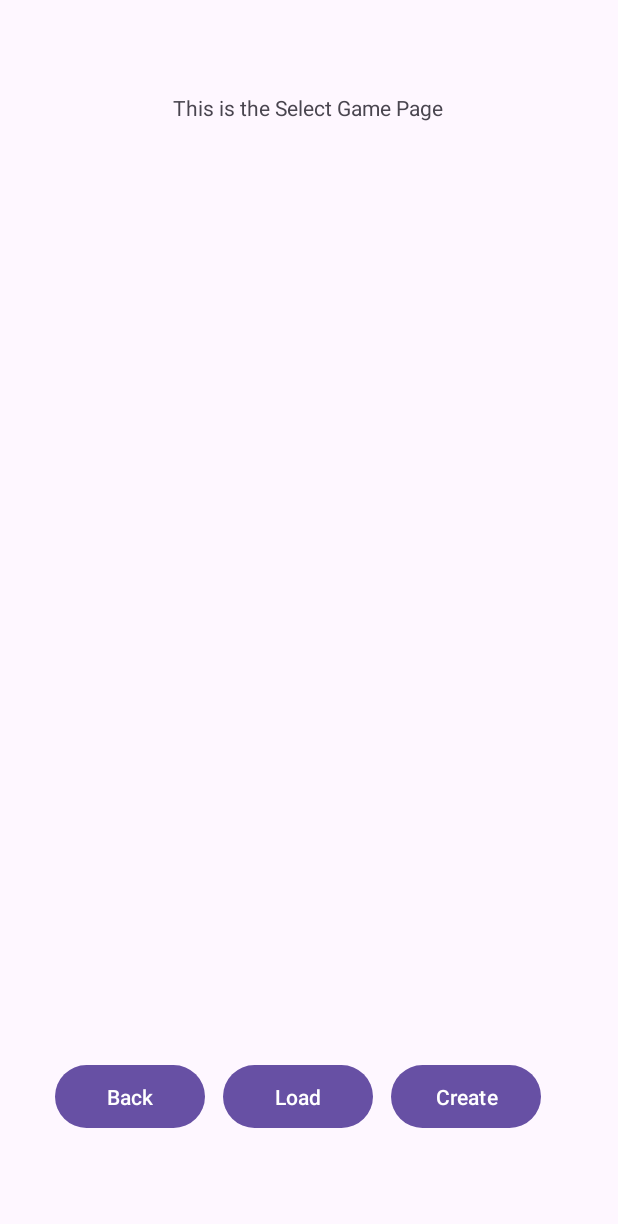
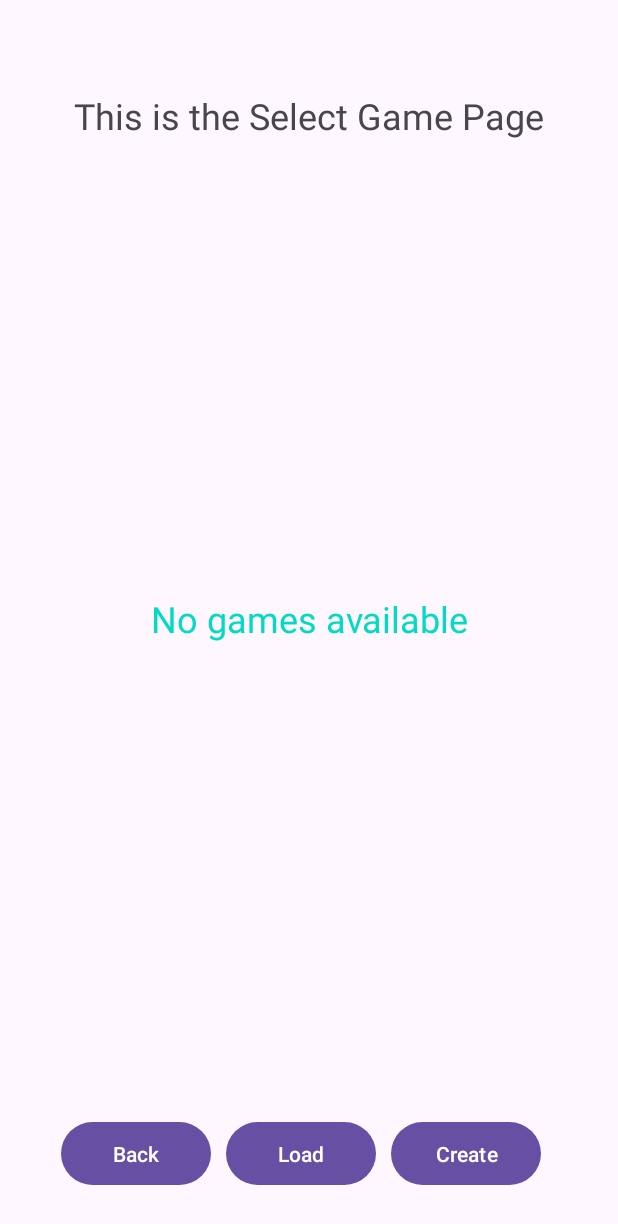
Before and after one commit to luk-ryan/big2, an Android app: the SelectGameActivity screen opened directly, with no data from a screen before it, on a phone screen of 412 x 824 dp. Shown: the top 1224 px of the screen. Run offline under Robolectric (Android 15) with nearby library versions, the phone set to English and light mode, and no system bars; our stand-ins replace Room's generated code.

Commit message:
Added recyclerview for games under the SelectGameActivity

```diff
--- a/app/src/main/java/com/example/big2/ui/activity/MainActivity.java
+++ b/app/src/main/java/com/example/big2/ui/activity/MainActivity.java
@@ -16,7 +16,7 @@ public class MainActivity extends AppCompatActivity {
         super.onCreate(savedInstanceState);
         setContentView(R.layout.activity_main);
 
-        // Initialize buttons
+        // Initialize Views
         btnPlayGame = findViewById(R.id.btnPlayGame);
         btnRules = findViewById(R.id.btnRules);
         btnExit = findViewById(R.id.btnExit);
--- a/app/src/main/java/com/example/big2/ui/activity/RulesActivity.java
+++ b/app/src/main/java/com/example/big2/ui/activity/RulesActivity.java
@@ -16,6 +16,7 @@ public class RulesActivity extends AppCompatActivity {
         super.onCreate(savedInstanceState);
         setContentView(R.layout.rules);
 
+        // Back button closes activity and sends user back to main menu
         btnBack = findViewById(R.id.btnBack);
         btnBack.setOnClickListener(v -> finish());
     }
--- a/app/src/main/java/com/example/big2/ui/activity/SelectGameActivity.java
+++ b/app/src/main/java/com/example/big2/ui/activity/SelectGameActivity.java
@@ -1,22 +1,64 @@
 package com.example.big2.ui.activity;
 
 import android.os.Bundle;
+import android.view.View;
 import android.widget.Button;
+import android.widget.TextView;
 
 import androidx.appcompat.app.AppCompatActivity;
+import androidx.lifecycle.Observer;
+import androidx.lifecycle.ViewModelProvider;
+import androidx.recyclerview.widget.LinearLayoutManager;
+import androidx.recyclerview.widget.RecyclerView;
 
 import com.example.big2.R;
+import com.example.big2.data.entity.Game;
+import com.example.big2.ui.adapter.GameRecyclerViewAdapter;
+import com.example.big2.ui.viewmodel.GameViewModel;
+
+import java.util.List;
 
 public class SelectGameActivity extends AppCompatActivity {
 
     private Button btnBack;
+    private RecyclerView recyclerView;
+    private GameRecyclerViewAdapter gameAdapter;
+    private GameViewModel gameViewModel;
+    private TextView tvNoGames;
 
     @Override
     protected void onCreate(Bundle savedInstanceState) {
         super.onCreate(savedInstanceState);
         setContentView(R.layout.select_games);
 
+        // Initialize Views
         btnBack = findViewById(R.id.btnBack);
+        recyclerView = findViewById(R.id.gamesRecyclerView);
+        tvNoGames = findViewById(R.id.tvNoGames); // "No Games" message
+
+        // Initialize ViewModel
+        gameViewModel = new ViewModelProvider(this).get(GameViewModel.class);
+
+        recyclerView.setLayoutManager(new LinearLayoutManager(this));
+        gameAdapter = new GameRecyclerViewAdapter();
+        recyclerView.setAdapter(gameAdapter);
+
+        // Observe LiveData from ViewModel
+        gameViewModel.getAllGames().observe(this, new Observer<List<Game>>() {
+            @Override
+            public void onChanged(List<Game> games) {
+                if (games == null || games.isEmpty()) {
+                    tvNoGames.setVisibility(View.VISIBLE); // Show "No Games" message
+                    recyclerView.setVisibility(View.GONE); // Hide RecyclerView
+                } else {
+                    tvNoGames.setVisibility(View.GONE); // Hide "No Games" message
+                    recyclerView.setVisibility(View.VISIBLE); // Show RecyclerView
+                    gameAdapter.setGameList(games);
+                }
+            }
+        });
+
+        // Back button closes activity and sends user back to main menu
         btnBack.setOnClickListener(v -> finish());
     }
 }
--- a/app/src/main/res/layout/rules.xml
+++ b/app/src/main/res/layout/rules.xml
@@ -10,6 +10,7 @@
         android:layout_width="wrap_content"
         android:layout_height="wrap_content"
         android:text="This is the Rules Page"
+        android:textSize="24sp"
         app:layout_constraintBottom_toBottomOf="parent"
         app:layout_constraintEnd_toEndOf="parent"
         app:layout_constraintHorizontal_bias="0.498"
--- a/app/src/main/res/layout/select_games.xml
+++ b/app/src/main/res/layout/select_games.xml
@@ -10,6 +10,7 @@
         android:layout_width="wrap_content"
         android:layout_height="wrap_content"
         android:text="This is the Select Game Page"
+        android:textSize="24sp"
         app:layout_constraintBottom_toBottomOf="parent"
         app:layout_constraintEnd_toEndOf="parent"
         app:layout_constraintHorizontal_bias="0.497"
@@ -18,46 +19,62 @@
         app:layout_constraintVertical_bias="0.077" />
 
     <androidx.recyclerview.widget.RecyclerView
-        android:id="@+id/recyclerView"
+        android:id="@+id/gamesRecyclerView"
         android:layout_width="409dp"
         android:layout_height="489dp"
         app:layout_constraintBottom_toTopOf="@+id/btnLoad"
         app:layout_constraintEnd_toEndOf="parent"
+        app:layout_constraintHorizontal_bias="0.0"
         app:layout_constraintStart_toStartOf="parent"
         app:layout_constraintTop_toBottomOf="@+id/title"
-        app:layout_constraintVertical_bias="0.0" />
+        app:layout_constraintVertical_bias="0.5" />
+
+    <TextView
+        android:id="@+id/tvNoGames"
+        android:layout_width="wrap_content"
+        android:layout_height="wrap_content"
+        android:text="No games available"
+        android:textSize="24sp"
+        android:textColor="@color/design_default_color_secondary"
+        android:gravity="center"
+        android:visibility="gone"
+        app:layout_constraintTop_toTopOf="parent"
+        app:layout_constraintBottom_toBottomOf="parent"
+        app:layout_constraintStart_toStartOf="parent"
+        app:layout_constraintEnd_toEndOf="parent"/>
+
 
     <Button
         android:id="@+id/btnBack"
         android:layout_width="100dp"
         android:layout_height="50dp"
+        android:layout_marginBottom="30dp"
         android:text="Back"
         app:layout_constraintBottom_toBottomOf="parent"
         app:layout_constraintEnd_toEndOf="parent"
-        app:layout_constraintHorizontal_bias="0.118"
-        app:layout_constraintStart_toStartOf="parent"
-        app:layout_constraintTop_toBottomOf="@+id/recyclerView" />
+        app:layout_constraintHorizontal_bias="0.131"
+        app:layout_constraintStart_toStartOf="parent" />
 
     <Button
         android:id="@+id/btnLoad"
         android:layout_width="100dp"
         android:layout_height="50dp"
+        android:layout_marginBottom="30dp"
         android:text="Load"
         app:layout_constraintBottom_toBottomOf="parent"
         app:layout_constraintEnd_toStartOf="@+id/btnCreate"
         app:layout_constraintStart_toEndOf="@+id/btnBack"
-        app:layout_constraintTop_toBottomOf="@+id/recyclerView"
         app:layout_constraintVertical_bias="0.525" />
 
     <Button
         android:id="@+id/btnCreate"
         android:layout_width="100dp"
         android:layout_height="50dp"
+        android:layout_marginBottom="30dp"
         android:text="Create"
         app:layout_constraintBottom_toBottomOf="parent"
         app:layout_constraintEnd_toEndOf="parent"
         app:layout_constraintHorizontal_bias="0.836"
-        app:layout_constraintStart_toStartOf="parent"
-        app:layout_constraintTop_toBottomOf="@+id/recyclerView" />
+        app:layout_constraintStart_toStartOf="parent" />
 
 </androidx.constraintlayout.widget.ConstraintLayout>
```
Also changed, not shown: app/src/main/java/com/example/big2/ui/adapter/GameAdapter.java (deleted, +0 -65 lines), app/src/main/java/com/example/big2/ui/adapter/GameRecyclerViewAdapter.java (added, +58 -0 lines), app/src/main/res/layout/activity_main.xml (+13 -0 lines), app/src/main/res/layout/game_recyclerview_row.xml (added, +41 -0 lines).
